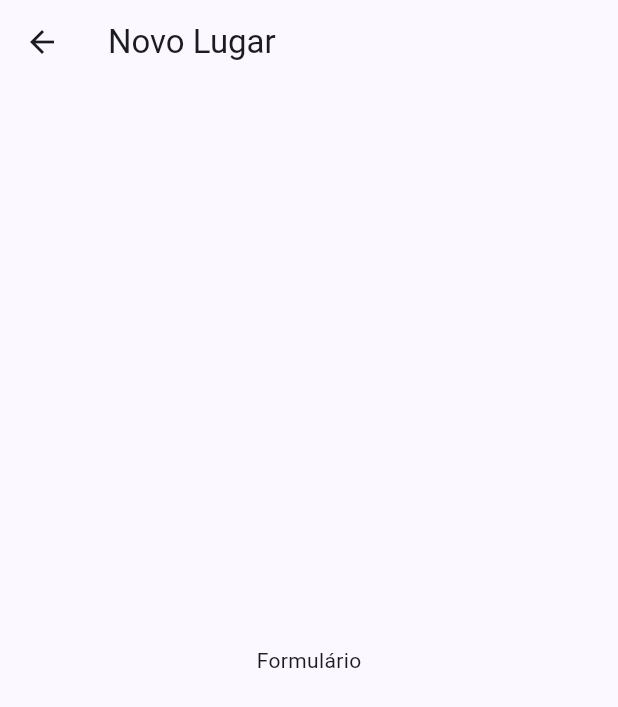
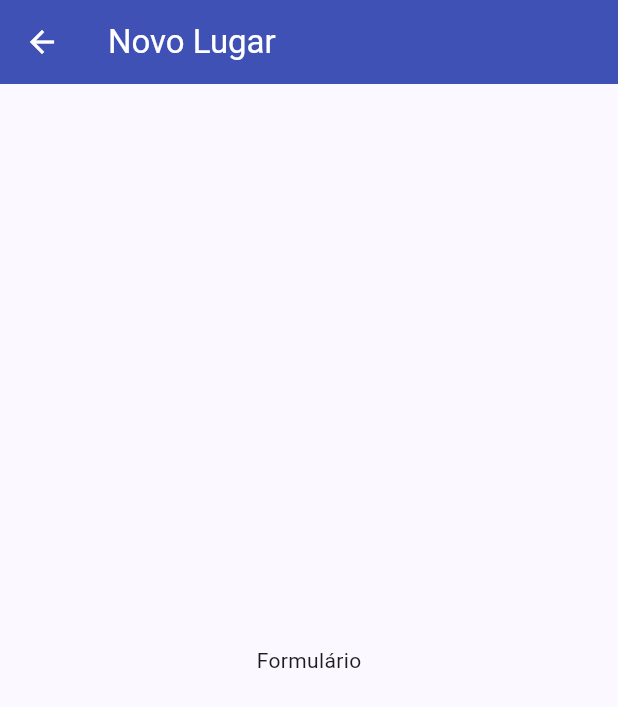
Before and after one commit to wisley-cesar/App-Mapas, a Flutter app: the PlaceFormScreen screen opened by its route, on a phone screen of 412 x 824 dp. Shown: the top 707 px of the screen. Run offline on Flutter 3.47's test engine with Material 3 defaults, Android fonts, the phone set to English and light mode, and no system bars.

Commit message:
FEAT: Mudando a cor da appbar

```diff
--- a/lib/screens/place_form_screen.dart
+++ b/lib/screens/place_form_screen.dart
@@ -12,7 +12,14 @@ class _PlaceFormScreenState extends State<PlaceFormScreen> {
   Widget build(BuildContext context) {
     return Scaffold(
       appBar: AppBar(
-        title: Text('Novo Lugar'),
+        iconTheme: IconThemeData(
+          color: Colors.white,
+        ),
+        title: Text(
+          'Novo Lugar',
+          style: TextStyle(color: Theme.of(context).colorScheme.onPrimary),
+        ),
+        backgroundColor: Theme.of(context).colorScheme.primary,
       ),
       body: Center(
         child: Text('Formulário'),
```
